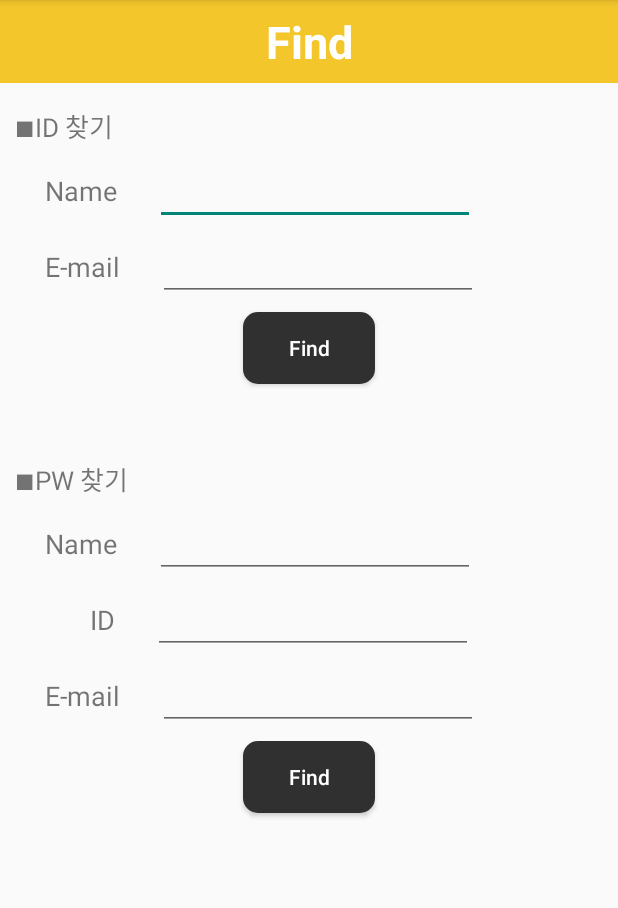
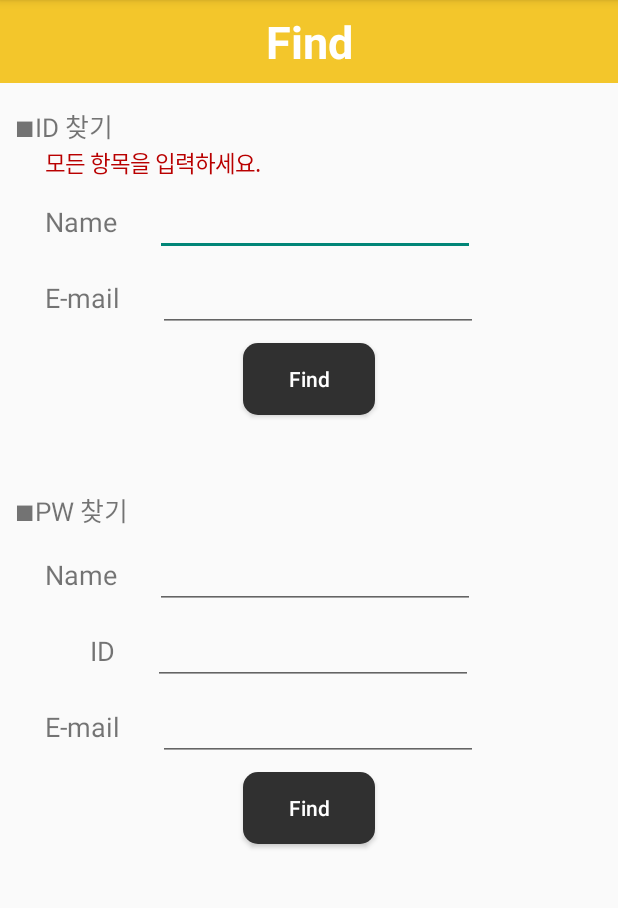
Before and after one commit to seoYeongGH/ScheduleApp, an Android app: the FindPage screen opened directly, with no data from a screen before it, after a tap on "Find", on a phone screen of 412 x 824 dp, the part 84-992 px from its top. Run offline under Robolectric (Android 15) with nearby library versions, the phone set to English and light mode, and no system bars.

Commit message:
Add Function -Find
If you press the find button without entering all the items, a warning
message will appear.

```diff
--- a/app/src/main/java/com/example/scheduleapp/FindPage.java
+++ b/app/src/main/java/com/example/scheduleapp/FindPage.java
@@ -3,12 +3,111 @@ package com.example.scheduleapp;
 import androidx.appcompat.app.AppCompatActivity;
 
 import android.os.Bundle;
+import android.util.Log;
+import android.view.View;
+import android.widget.EditText;
+import android.widget.TextView;
+
+import com.example.scheduleapp.Retro.RetroController;
+import com.example.scheduleapp.Retro.UserService;
+
+import java.util.HashMap;
+
+import retrofit2.Call;
+import retrofit2.Callback;
+import retrofit2.Response;
+import retrofit2.Retrofit;
 
 public class FindPage extends AppCompatActivity {
+    EditText findIdName;
+    EditText findIdEmail;
+
+    EditText findPwName;
+    EditText findPwId;
+    EditText findPwEmail;
+
+    TextView warnId;
+    TextView warnPw;
 
     @Override
     protected void onCreate(Bundle savedInstanceState) {
         super.onCreate(savedInstanceState);
         setContentView(R.layout.find_activity);
+
+        findIdName = findViewById(R.id.iptFindId1);
+        findIdEmail = findViewById(R.id.iptFindId2);
+
+        findPwName = findViewById(R.id.iptFindPw1);
+        findPwId = findViewById(R.id.iptFindPw2);
+        findPwEmail = findViewById(R.id.iptFindPw3);
+
+        warnId = findViewById(R.id.warnFindId);
+        warnPw = findViewById(R.id.warnFindPw);
     }
+
+    public void onBtnFindIdClicked(View view){
+        String name = findIdName.getText().toString();
+        String email = findIdEmail.getText().toString();
+
+        if(name.length()==0 || email.length()==0){
+            warnId.setTextSize(15);
+            return ;
+        }
+
+        warnId.setTextSize(0);
+
+        HashMap hashMap = new HashMap();
+        hashMap.put("doing","findId");
+        hashMap.put("name",name);
+        hashMap.put("email",email);
+
+        doCommunication(hashMap);
+    }
+
+
+    public void onBtnFindPwClicked(View view){
+        String name = findPwName.getText().toString();
+        String id = findPwId.getText().toString();
+        String email = findPwEmail.getText().toString();
+
+        if(name.length()==0 || id.length()==0 || email.length()==0){
+            warnPw.setTextSize(15);
+            return ;
+        }
+
+        warnPw.setTextSize(0);
+
+        HashMap hashMap = new HashMap();
+        hashMap.put("doing","findPw");
+        hashMap.put("name",name);
+        hashMap.put("id",id);
+        hashMap.put("email",email);
+
+        doCommunication(hashMap);
+    }
+
+    private void doCommunication(final HashMap hashMap){
+        Retrofit retrofit = RetroController.getInstance().getRetrofit();
+        UserService userService = retrofit.create(UserService.class);
+
+        Call<Integer> doService = userService.doService(hashMap);
+
+        doService.enqueue(new Callback<Integer>() {
+            @Override
+            public void onResponse(Call<Integer> call, Response<Integer> response) {
+                if(response.isSuccessful()){
+                }
+                else{
+                    Log.d("FIND_ERR","Find Retrofit Err");
+                }
+            }
+
+            @Override
+            public void onFailure(Call<Integer> call, Throwable t) {
+
+            }
+        });
+    }
+
+
 }
--- a/app/src/main/res/layout/find_activity.xml
+++ b/app/src/main/res/layout/find_activity.xml
@@ -53,7 +53,7 @@
             android:textSize="18sp" />
 
         <EditText
-            android:id="@+id/iptName"
+            android:id="@+id/iptFindId1"
             android:layout_width="wrap_content"
             android:layout_height="wrap_content"
             android:layout_marginRight="25dp"
```
